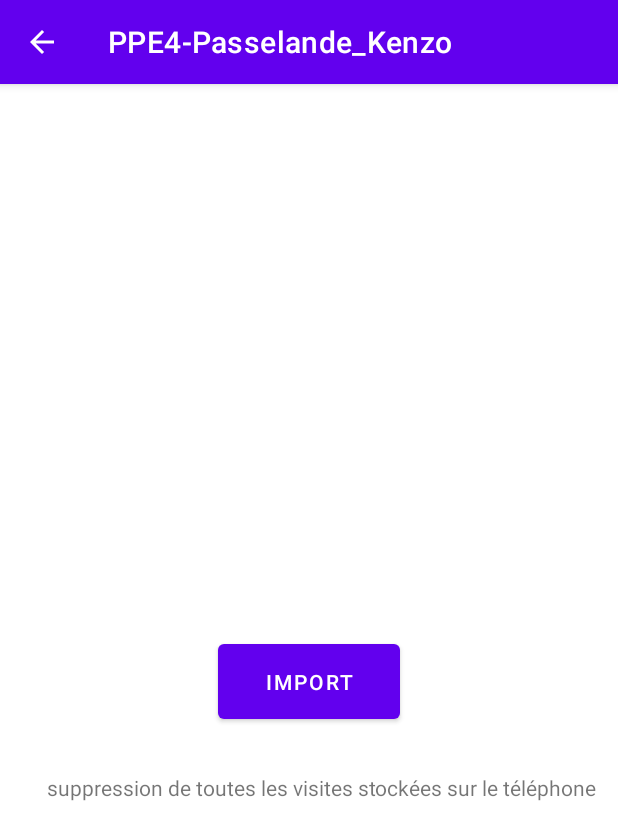
After one commit to LaKenzence/PPE4-Passelande_Kenzo, an Android app: the ActImport screen opened directly, with no data from a screen before it, on a phone screen of 412 x 824 dp. The commit adds this screen. Shown: the top 840 px of the screen. Run offline under Robolectric (Android 15) with nearby library versions, the phone set to English and light mode, and no system bars; 1 statement that could not run was skipped.

Commit message:
Fin mission 3.3

```diff
--- a/app/build.gradle
+++ b/app/build.gradle
@@ -40,6 +40,7 @@ dependencies {
     implementation 'androidx.navigation:navigation-fragment:2.3.0'
     implementation 'androidx.navigation:navigation-ui:2.3.0'
     implementation files('libs\\gson-2.8.5.jar')
+    implementation files('libs\\db4o-8.0.276.16149-all-java5.jar')
     testImplementation 'junit:junit:4.+'
     androidTestImplementation 'androidx.test.ext:junit:1.1.2'
     androidTestImplementation 'androidx.test.espresso:espresso-core:3.3.0'
--- /dev/null
+++ b/app/src/main/java/com/example/ppe4_passelande_kenzo/ActImport.java
@@ -0,0 +1,85 @@
+package com.example.ppe4_passelande_kenzo;
+
+import androidx.appcompat.app.AppCompatActivity;
+import androidx.navigation.fragment.NavHostFragment;
+
+import android.app.AlertDialog;
+import android.content.DialogInterface;
+import android.os.Bundle;
+import android.view.View;
+import android.view.WindowManager;
+import android.widget.Button;
+import android.widget.Toast;
+import android.os.Bundle;
+
+
+
+import com.example.ppe4_passelande_kenzo.databinding.FragmentSecondBinding;
+
+public class ActImport extends AppCompatActivity {
+
+
+    private String url;
+    private String[] mesparams;
+    private Async mthreadImp = null;
+ private boolean permissionOverlayok;
+
+
+    @Override
+    protected void onCreate(Bundle savedInstanceState) {
+        super.onCreate(savedInstanceState);
+        setContentView(R.layout.activity_act_import);
+        Bundle b = getIntent().getExtras();
+        permissionOverlayok = b.getBoolean("permissionOverlay", false);
+        url = "http://www.btssio-carcouet.fr/ppe4/public/mesvisites/3";
+        //Toast.makeText(getContext(), url, Toast.LENGTH_SHORT).show();
+
+        mesparams=new String[3];
+        mesparams[0]="2";
+        mesparams[1]=url;
+        mesparams[2]="GET";
+        mthreadImp = new Async (this);
+
+
+
+        Button imp = (Button) findViewById(R.id.bImport);
+        imp.setOnClickListener(new View.OnClickListener() {
+            public void onClick(View v) {
+
+
+                mthreadImp.execute(mesparams);
+
+                alertmsg("fddfd", "ffdsgsgv");
+
+            }
+        });
+
+    }
+
+    public void alertmsg(String title, String msg) {
+
+
+        if (permissionOverlayok) {
+            AlertDialog.Builder builder = new AlertDialog.Builder(getApplicationContext());
+            builder.setMessage(msg)
+                    .setTitle(title);
+            builder.setPositiveButton("OK", new DialogInterface.OnClickListener() {
+                public void onClick(DialogInterface dialog, int id) {
+                    // User clicked OK button
+                }
+            });
+
+            AlertDialog dialog = builder.create();
+            dialog.getWindow().setType(WindowManager.LayoutParams.
+                    TYPE_APPLICATION_OVERLAY);
+            dialog.show();
+        }
+        else {
+            Toast.makeText(getApplicationContext(), title.concat(" -->").concat(msg), Toast.LENGTH_SHORT).show();
+        }
+    }
+    public void retourImport(StringBuilder sb)
+    {
+        alertmsg("retour import",sb.toString());
+    }
+}
--- a/app/src/main/java/com/example/ppe4_passelande_kenzo/Async.java
+++ b/app/src/main/java/com/example/ppe4_passelande_kenzo/Async.java
@@ -50,6 +50,9 @@ import org.json.JSONObject;
                     //pour exemple on appelle une méthode de l'appelant qui va gérer la fin ok du thread
                     if (numAppel==1) {
                         ((MainActivity) activityAppelante.get()).retourConnexion(stringBuilder);
+                    }
+                    if (numAppel==2) {
+                        ((ActImport) activityAppelante.get()).retourImport(stringBuilder);
                     }
                 } else
                     Toast.makeText(activityAppelante.get(), "Fin ko",
--- /dev/null
+++ b/app/src/main/res/layout/activity_act_import.xml
@@ -0,0 +1,31 @@
+<?xml version="1.0" encoding="utf-8"?>
+<androidx.constraintlayout.widget.ConstraintLayout xmlns:android="http://schemas.android.com/apk/res/android"
+    xmlns:app="http://schemas.android.com/apk/res-auto"
+    xmlns:tools="http://schemas.android.com/tools"
+    android:layout_width="match_parent"
+    android:layout_height="match_parent"
+    tools:context=".ActImport">
+
+    <Button
+        android:id="@+id/bImport"
+        android:layout_width="121dp"
+        android:layout_height="62dp"
+        android:text="@string/bImport"
+        app:layout_constraintBottom_toBottomOf="parent"
+        app:layout_constraintEnd_toEndOf="parent"
+        app:layout_constraintStart_toStartOf="parent"
+        app:layout_constraintTop_toTopOf="parent"
+        app:layout_constraintVertical_bias="0.52" />
+
+    <TextView
+        android:id="@+id/textView2"
+        android:layout_width="375dp"
+        android:layout_height="51dp"
+        android:text="@string/Txt_Import"
+        app:layout_constraintBottom_toBottomOf="parent"
+        app:layout_constraintEnd_toEndOf="parent"
+        app:layout_constraintHorizontal_bias="0.861"
+        app:layout_constraintStart_toStartOf="parent"
+        app:layout_constraintTop_toTopOf="parent"
+        app:layout_constraintVertical_bias="0.641" />
+</androidx.constraintlayout.widget.ConstraintLayout>
--- a/app/src/main/res/values/strings.xml
+++ b/app/src/main/res/values/strings.xml
@@ -24,5 +24,7 @@
     <string name="strIdentifiant" translatable="true">Identifiant</string>
     <string name="strPasswordHint" translatable="true">Password</string>
     <string name="etFragConnect">Utilisateur connecte</string>
+    <string name="bImport">Import</string>
+    <string name="Txt_Import">suppression de toutes les visites stockées sur le téléphone</string>
 
 </resources>
```
Also changed, not shown: app/src/main/AndroidManifest.xml (+7 -8 lines), app/src/main/java/com/example/ppe4_passelande_kenzo/MainActivity.java (+8 -1 lines), app/src/main/java/com/example/ppe4_passelande_kenzo/Modele.java (added, +101 -0 lines), app/src/main/java/com/example/ppe4_passelande_kenzo/SecondFragment.java (+4 -4 lines), 1 other file.
